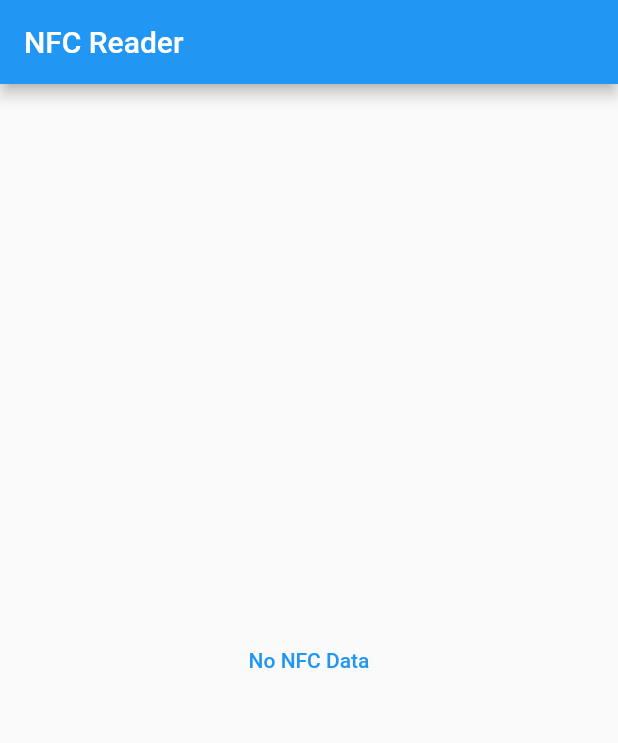
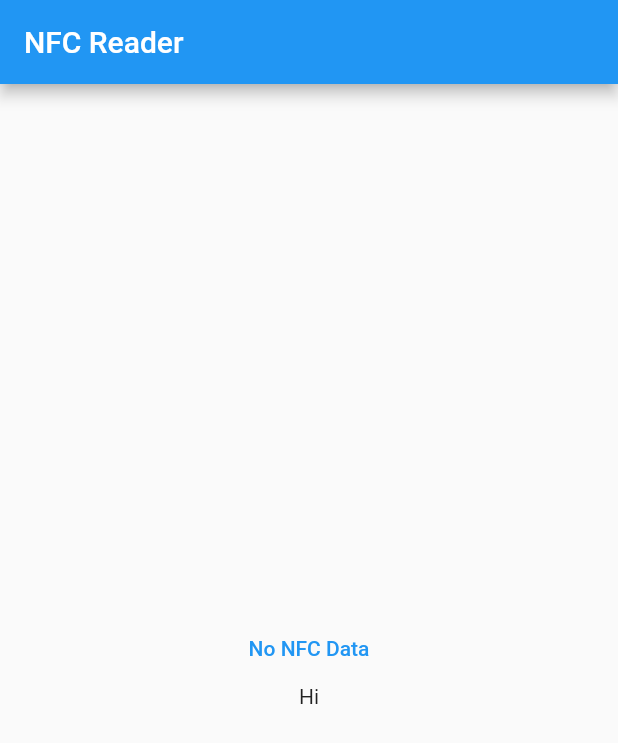
Before and after one commit to carokhan/b2_bus_transporation, a Flutter app: the screen it shows after launch, on a phone screen of 412 x 824 dp. Shown: the top 743 px of the screen. Run offline on Flutter 3.47's test engine with Material 2 defaults, Android fonts, the phone set to English and light mode, and no system bars; our stand-ins replace google_sign_in; missing offline and left inert: flutter_nfc_kit.

Commit message:
Demo of Stage

```diff
--- a/RecipientApp/recipient_app/lib/main.dart
+++ b/RecipientApp/recipient_app/lib/main.dart
@@ -122,6 +122,7 @@ class _MyHomePageState extends State<MyHomePage> {
               onPressed: readNfc,
               child: Text(data),
             ),
+            Text("Hi")
           ],
         ),
       ), // This trailing comma makes auto-formatting nicer for build methods.
```
